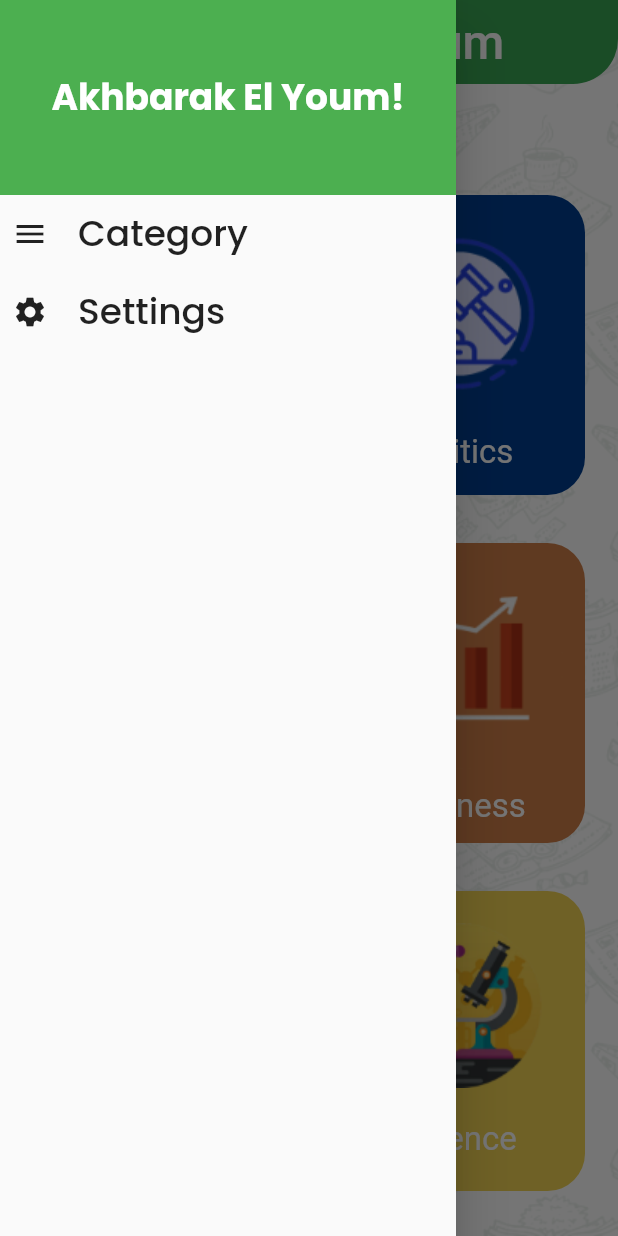
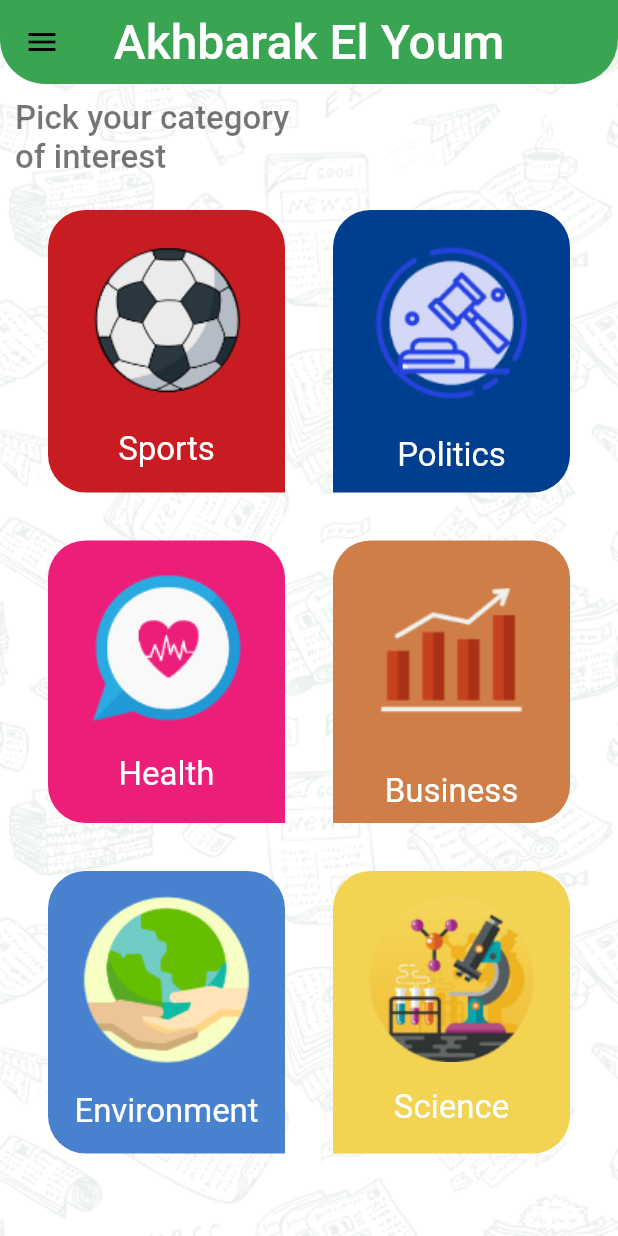
Before and after one commit to HusseinMohamed99/Akhbarak_El_Youm, a Flutter app: the screen it shows after launch, in the side drawer, after a tap on "Category", on a phone screen of 412 x 824 dp. Run offline on Flutter 3.47's test engine with Material 2 defaults, Android fonts, the phone set to English and light mode, and no system bars; our stand-ins replace animated_text_kit, flutter_screenutil, font_awesome_flutter, google_fonts, share_plus, shared_preferences; Roboto replaces fonts that are missing (Exo).

Commit message:
+ Splash Screen + Home Screen UI + Settings Screen UI + MyTheme + Responsive Design

```diff
--- a/lib/View/Mobile/HomeScreen/home_screen.dart
+++ b/lib/View/Mobile/HomeScreen/home_screen.dart
@@ -1,56 +1,55 @@
 import 'package:akhbarak_el_youm/Core/components/navigator.dart';
 import 'package:akhbarak_el_youm/Core/components/size_box.dart';
+import 'package:akhbarak_el_youm/View/Mobile/NewsScreen/news_screen.dart';
 import 'package:akhbarak_el_youm/View/Mobile/Settings/settings_screen.dart';
 import 'package:akhbarak_el_youm/View/Mobile/Widget/grid_view.dart';
 import 'package:flutter/material.dart';
-import 'package:font_awesome_flutter/font_awesome_flutter.dart';
 import 'package:google_fonts/google_fonts.dart';
 
-class HomeScreen extends StatelessWidget {
+class HomeScreen extends StatefulWidget {
   static const String routeName = 'Home-Screen';
   HomeScreen({Key? key}) : super(key: key);
 
-  List <Category> category =
-  [
-    Category(
+  @override
+  State<HomeScreen> createState() => _HomeScreenState();
+}
+
+class _HomeScreenState extends State<HomeScreen> {
+  List<CategoryModel> allCategory = [
+    CategoryModel(
       categoryID: 'Sports',
       categoryTitle: 'Sports',
       categoryImage: 'assets/images/sports.png',
       categoryBackGround: const Color.fromARGB(255, 201, 28, 34),
     ),
-
-    Category(
+    CategoryModel(
       categoryID: 'Politics',
       categoryTitle: 'Politics',
       categoryImage: 'assets/images/Politics.png',
       categoryBackGround: const Color.fromARGB(255, 0, 62, 144),
     ),
-
-    Category(
+    CategoryModel(
         categoryID: 'Health',
         categoryTitle: 'Health',
         categoryImage: 'assets/images/health.png',
-        categoryBackGround: const Color.fromARGB(255, 237, 30, 121)
-    ),
-    Category(
+        categoryBackGround: const Color.fromARGB(255, 237, 30, 121)),
+    CategoryModel(
         categoryID: 'Business',
         categoryTitle: 'Business',
         categoryImage: 'assets/images/bussines.png',
-        categoryBackGround: const Color.fromARGB(255, 207, 126, 72)
-    ),
-    Category(
+        categoryBackGround: const Color.fromARGB(255, 207, 126, 72)),
+    CategoryModel(
         categoryID: 'Environment',
         categoryTitle: 'Environment',
         categoryImage: 'assets/images/environment.png',
-        categoryBackGround: const Color.fromARGB(255, 72, 130, 207)
-    ),
-    Category(
+        categoryBackGround: const Color.fromARGB(255, 72, 130, 207)),
+    CategoryModel(
         categoryID: 'Science',
         categoryTitle: 'Science',
         categoryImage: 'assets/images/science.png',
-        categoryBackGround: const Color.fromARGB(255, 242, 211, 82)
-    ),
+        categoryBackGround: const Color.fromARGB(255, 242, 211, 82)),
   ];
+
   @override
   Widget build(BuildContext context) {
     return Stack(
@@ -66,8 +65,9 @@ class HomeScreen extends StatelessWidget {
         ),
         Scaffold(
           appBar: AppBar(
-            title: const Text(
-              'Akhbarak El Youm',
+            title:  Text(
+              selectedCategory == null ?
+              'Akhbarak El Youm' : selectedCategory!.categoryTitle,
             ),
             shape: const RoundedRectangleBorder(
                 borderRadius: BorderRadius.only(
@@ -75,7 +75,6 @@ class HomeScreen extends StatelessWidget {
               bottomRight: Radius.circular(30),
             )),
           ),
-
           drawer: Drawer(
             child: Column(
               children: [
@@ -84,47 +83,57 @@ class HomeScreen extends StatelessWidget {
                   color: Colors.green,
                   width: double.infinity,
                   height: 130,
-                  child: Text('Akhbarak El Youm!',style: GoogleFonts.poppins(
+                  child: Text(
+                    'Akhbarak El Youm!',
+                    style: GoogleFonts.poppins(
                         fontWeight: FontWeight.bold,
                         fontSize: 24,
-                    color: Colors.white
-                  ),),
+                        color: Colors.white),
+                  ),
                 ),
                 InkWell(
-                  onTap: (){},
+                  onTap: ()
+                  {
+                    setState(() {
+                      selectedCategory = null;
+                      pop(context);
+                    });
+
+                  },
                   child: Padding(
                     padding: const EdgeInsets.all(8.0),
                     child: Row(
-                      children:
-                      [
+                      children: [
                         const Icon(Icons.menu),
                         const Space(width: 20, height: 0),
-                        Text('Category',style: GoogleFonts.poppins(
+                        Text(
+                          'Category',
+                          style: GoogleFonts.poppins(
                             fontWeight: FontWeight.w500,
                             fontSize: 24,
-
-                        ),),
+                          ),
+                        ),
                       ],
                     ),
                   ),
                 ),
                 InkWell(
-                  onTap: ()
-                  {
+                  onTap: () {
                     navigateTo(context, routeName: SettingsScreen.routeName);
                   },
                   child: Padding(
                     padding: const EdgeInsets.all(8.0),
                     child: Row(
-                      children:
-                      [
+                      children: [
                         const Icon(Icons.settings),
                         const Space(width: 20, height: 0),
-                        Text('Settings',style: GoogleFonts.poppins(
+                        Text(
+                          'Settings',
+                          style: GoogleFonts.poppins(
                             fontWeight: FontWeight.w500,
                             fontSize: 24,
-
-                        ),),
+                          ),
+                        ),
                       ],
                     ),
                   ),
@@ -132,38 +141,48 @@ class HomeScreen extends StatelessWidget {
               ],
             ),
           ),
-          body: Container(
+          body: selectedCategory == null
+              ? Container(
                   padding: const EdgeInsets.all(10),
                   child: Column(
-
                     crossAxisAlignment: CrossAxisAlignment.stretch,
                     children: [
                       Text(
                         'Pick your category\nof interest',
-                  style: Theme.of(context).textTheme.headline6?.copyWith(
-                    color: Colors.black54
-                  ),
+                        style: Theme.of(context)
+                            .textTheme
+                            .headline6
+                            ?.copyWith(color: Colors.black54),
                       ),
                       Expanded(
                         child: GridView.builder(
-                    itemCount: category.length,
-                      gridDelegate: const SliverGridDelegateWithFixedCrossAxisCount(
+                          padding: const EdgeInsets.all(10),
+                          itemCount: allCategory.length,
+                          gridDelegate:
+                              const SliverGridDelegateWithFixedCrossAxisCount(
                                   crossAxisCount: 2,
                                   crossAxisSpacing: 8,
                                   mainAxisSpacing: 8,
-                        childAspectRatio: 6/7
-                      ),
-                      itemBuilder: (context,index) => CategoryGridView(
-                          category: category[index],
+                                  childAspectRatio: 6 / 7),
+                          itemBuilder: (context, index) => CategoryGridView(
+                              onClickItem: onClickFunction,
+                              category: allCategory[index],
                               index: index),
-
                         ),
                       ),
                     ],
                   ),
-          ),
+                )
+              : NewsScreen(selectedCategory!),
         ),
       ],
     );
   }
+
+  CategoryModel? selectedCategory = null;
+  void onClickFunction(CategoryModel category) {
+    setState(() {
+      selectedCategory = category;
+    });
   }
+}
--- /dev/null
+++ b/lib/View/Mobile/NewsScreen/news_screen.dart
@@ -0,0 +1,16 @@
+import 'package:akhbarak_el_youm/View/Mobile/Widget/grid_view.dart';
+import 'package:flutter/material.dart';
+
+class NewsScreen extends StatelessWidget {
+  CategoryModel category;
+
+  NewsScreen(this.category, {super.key});
+
+
+  @override
+  Widget build(BuildContext context) {
+    return  Container(
+
+    );
+  }
+}
--- a/lib/View/Mobile/Widget/grid_view.dart
+++ b/lib/View/Mobile/Widget/grid_view.dart
@@ -1,17 +1,28 @@
+import 'package:akhbarak_el_youm/Core/adaptive/indicator.dart';
+import 'package:akhbarak_el_youm/Core/components/indicator.dart';
 import 'package:flutter/material.dart';
 import 'package:google_fonts/google_fonts.dart';
 
 class CategoryGridView extends StatelessWidget {
-  Category category;
-int index ;
-  CategoryGridView({super.key,
+  CategoryModel category;
+  int index;
+  Function onClickItem;
+
+  CategoryGridView({
+    super.key,
     required this.category,
     required this.index,
+    required this.onClickItem,
   });
 
   @override
   Widget build(BuildContext context) {
-    return Container(
+    return InkWell(
+      onTap: () {
+        onClickItem(category);
+      print(category.categoryID);
+      },
+      child: Container(
         margin: const EdgeInsets.all(12),
         decoration: BoxDecoration(
             color: category.categoryBackGround,
@@ -20,32 +31,34 @@ int index ;
               topRight: const Radius.circular(25),
               bottomLeft: Radius.circular(index % 2 == 0 ? 25 : 0),
               bottomRight: Radius.circular(index % 2 == 0 ? 0 : 25),
-        )
-      ),
+            )),
         child: Column(
           crossAxisAlignment: CrossAxisAlignment.center,
           mainAxisAlignment: MainAxisAlignment.spaceEvenly,
           children: [
              Image.asset(category.categoryImage),
-          Text(category.categoryTitle,
+            Text(
+              category.categoryTitle,
               style: GoogleFonts.exo(
                 fontSize: 22,
                 fontWeight: FontWeight.w400,
                 color: Colors.white,
-          ),),
+              ),
+            ),
           ],
+        ),
       ),
     );
   }
 }
 
-class Category {
+class CategoryModel {
   String categoryID;
   String categoryTitle;
   String categoryImage;
   Color categoryBackGround;
 
-  Category(
+  CategoryModel(
       {required this.categoryID,
       required this.categoryTitle,
       required this.categoryImage,
```
Lines whose indentation alone changed are shown as unchanged.
